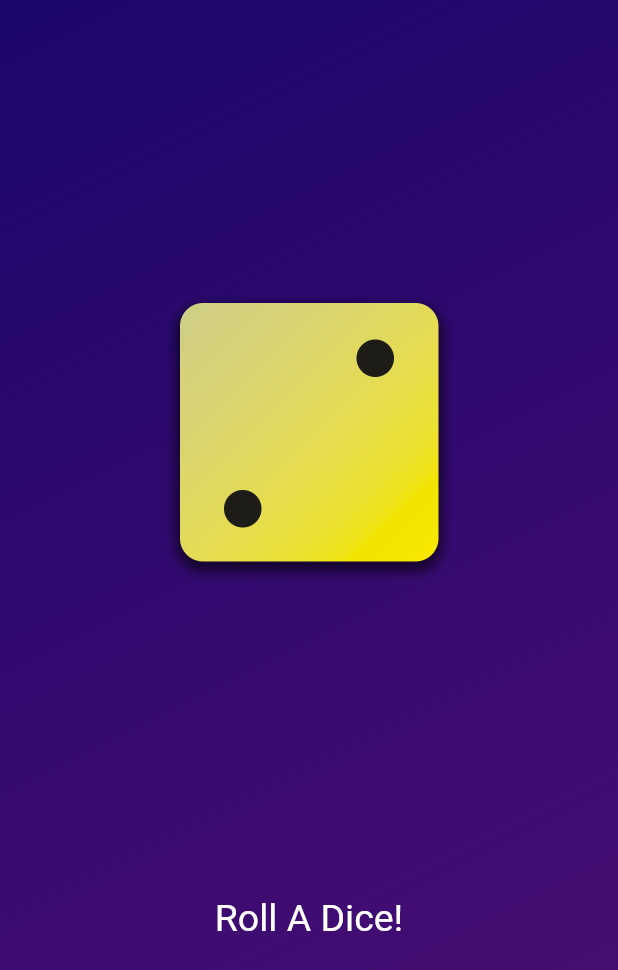
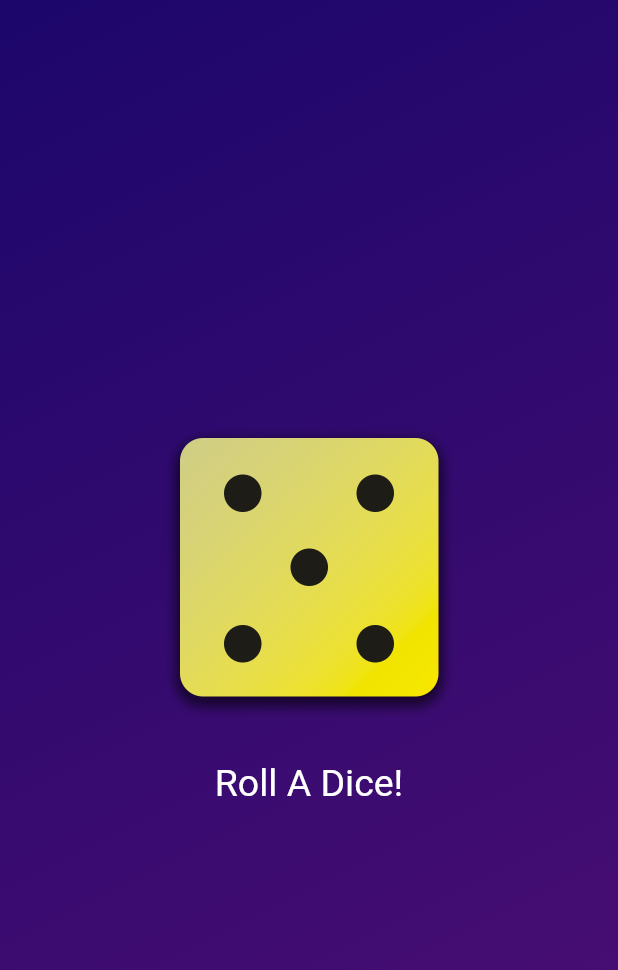
Before and after one commit to thatserfan/Roll-Dice-Flutter, a Flutter app: the screen it shows after launch, after a tap on "Roll A Dice!", on a phone screen of 412 x 824 dp. Shown: the top 970 px of the screen. Run offline on Flutter 3.47's test engine with Material 2 defaults, Android fonts, the phone set to English and light mode, and no system bars.

Commit message:
Make Random Dice Roller

```diff
--- a/lib/dice_roller.dart
+++ b/lib/dice_roller.dart
@@ -1,4 +1,7 @@
 import 'package:flutter/material.dart';
+import 'dart:math';
+
+final random = Random();
 
 class DiceRoller extends StatefulWidget {
   const DiceRoller({super.key});
@@ -10,11 +13,11 @@ class DiceRoller extends StatefulWidget {
 }
 
 class _DiceRollerState extends State<DiceRoller> {
-  var activeDice = 'assets/images/dice-1.png';
+  var currentDice = 2;
 
   void rollDice() {
     setState(() {
-      activeDice = 'assets/images/dice-2.png';
+      currentDice = random.nextInt(6) + 1;
     });
   }
 
@@ -24,11 +27,11 @@ class _DiceRollerState extends State<DiceRoller> {
       mainAxisSize: MainAxisSize.min,
       children: [
         Image.asset(
-          activeDice,
+          'assets/images/dice-$currentDice.png',
           width: 200,
         ),
         const SizedBox(
-          height: 200,
+          height: 20,
         ),
         TextButton(
           onPressed: rollDice,
--- a/lib/gradient_container.dart
+++ b/lib/gradient_container.dart
@@ -19,7 +19,7 @@ class GradientContainer extends StatelessWidget {
           colors: colors,
         ),
       ),
-      child: Center(
+      child: const Center(
         child: DiceRoller(),
       ),
     );
```
